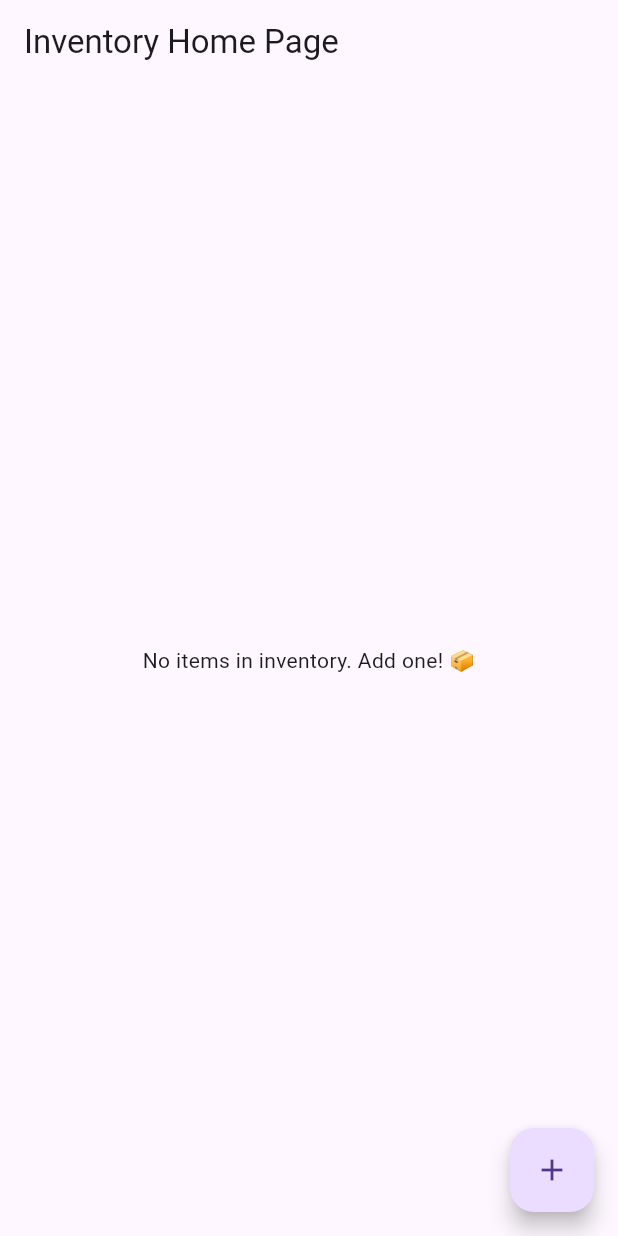
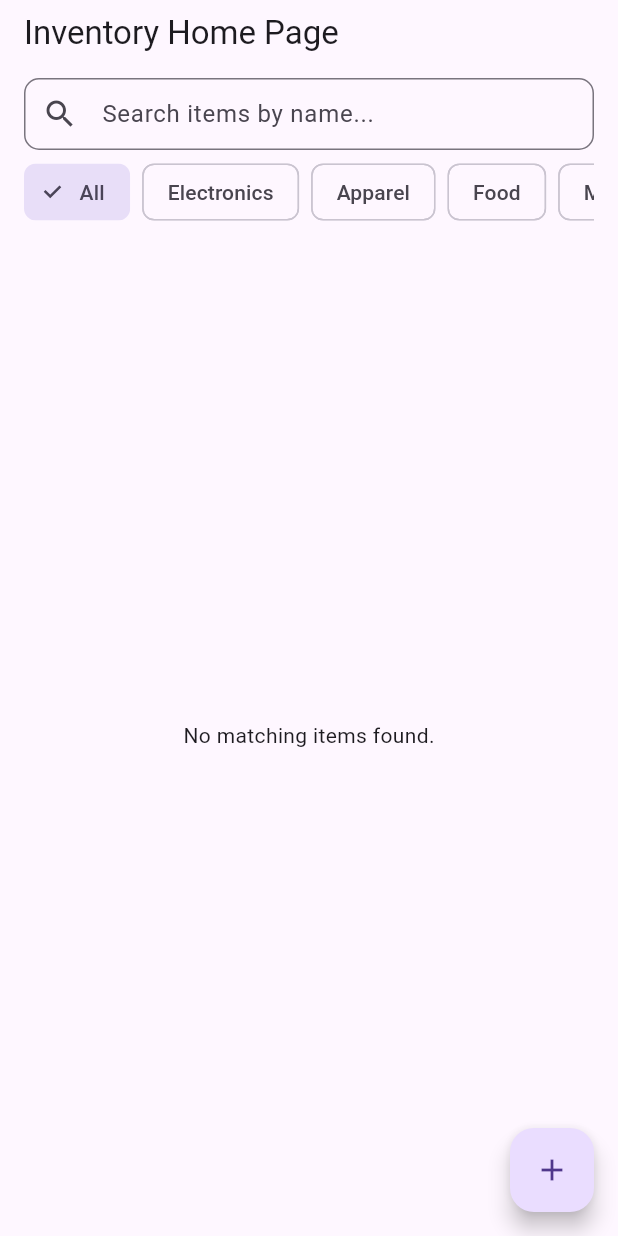
Before and after one commit to bplpriya/MAD-Inventory-Management-App-with-Firestore, a Flutter app: the screen it shows after launch, on a phone screen of 412 x 824 dp. Run offline on Flutter 3.47's test engine with Material 3 defaults, Android fonts, the phone set to English and light mode, and no system bars; our stand-ins replace cloud_firestore, firebase_core; accounts and stored records are empty.

Commit message:
Added filter and search screen, resolved errors with creating index

```diff
--- a/lib/screens/inventory_home_screen.dart
+++ b/lib/screens/inventory_home_screen.dart
@@ -7,13 +7,96 @@ import 'add_edit_item_screen.dart';
 
 final FirestoreService _firestoreService = FirestoreService();
 
-class InventoryHomePage extends StatelessWidget {
+class InventoryHomePage extends StatefulWidget {
+  @override
+  _InventoryHomePageState createState() => _InventoryHomePageState();
+}
+
+class _InventoryHomePageState extends State<InventoryHomePage> {
+  String? _searchTerm;
+  String? _categoryFilter = 'All'; // Default filter value
+  final TextEditingController _searchController = TextEditingController();
+
+  // Hardcoded categories for filter chips (you can fetch these dynamically later)
+  final List<String> _categories = ['All', 'Electronics', 'Apparel', 'Food', 'Misc'];
+
+  @override
+  void initState() {
+    super.initState();
+    // Listen to search field changes to trigger stream rebuild
+    _searchController.addListener(_onSearchChanged);
+  }
+
+  @override
+  void dispose() {
+    _searchController.removeListener(_onSearchChanged);
+    _searchController.dispose();
+    super.dispose();
+  }
+
+  void _onSearchChanged() {
+    setState(() {
+      _searchTerm = _searchController.text;
+    });
+  }
+
   @override
   Widget build(BuildContext context) {
     return Scaffold(
-      appBar: AppBar(title: Text('Inventory Home Page')),
+      appBar: AppBar(
+        title: Text('Inventory Home Page'),
+        bottom: PreferredSize(
+          preferredSize: Size.fromHeight(100.0),
+          child: Column(
+            children: [
+              // Search Bar
+              Padding(
+                padding: const EdgeInsets.symmetric(horizontal: 16.0, vertical: 8.0),
+                child: TextField(
+                  controller: _searchController,
+                  decoration: InputDecoration(
+                    hintText: 'Search items by name...',
+                    prefixIcon: Icon(Icons.search),
+                    border: OutlineInputBorder(borderRadius: BorderRadius.circular(10.0)),
+                    contentPadding: EdgeInsets.all(10.0),
+                  ),
+                ),
+              ),
+              // Filter Chips
+              Container(
+                height: 40,
+                padding: EdgeInsets.symmetric(horizontal: 16.0),
+                child: ListView.builder(
+                  scrollDirection: Axis.horizontal,
+                  itemCount: _categories.length,
+                  itemBuilder: (context, index) {
+                    final category = _categories[index];
+                    return Padding(
+                      padding: const EdgeInsets.only(right: 8.0),
+                      child: FilterChip(
+                        label: Text(category),
+                        selected: _categoryFilter == category,
+                        onSelected: (bool selected) {
+                          setState(() {
+                            _categoryFilter = selected ? category : 'All';
+                          });
+                        },
+                      ),
+                    );
+                  },
+                ),
+              ),
+              SizedBox(height: 8),
+            ],
+          ),
+        ),
+      ),
       body: StreamBuilder<List<Item>>(
-        stream: _firestoreService.getItemsStream(),
+        // PASS THE SEARCH TERM AND FILTER TO THE SERVICE
+        stream: _firestoreService.getItemsStream(
+          searchTerm: _searchTerm,
+          categoryFilter: _categoryFilter,
+        ),
         builder: (context, snapshot) {
           if (snapshot.hasError) {
             return Center(child: Text('Error: ${snapshot.error}'));
@@ -25,7 +108,7 @@ class InventoryHomePage extends StatelessWidget {
           final items = snapshot.data ?? [];
 
           if (items.isEmpty) {
-            return Center(child: Text('No items in inventory. Add one! 📦'));
+            return Center(child: Text('No matching items found.'));
           }
 
           return ListView.builder(
@@ -33,7 +116,7 @@ class InventoryHomePage extends StatelessWidget {
             itemBuilder: (context, index) {
               final item = items[index];
 
-              // Swipe-to-delete (DELETE operation)
+              // (Keep the existing Dismissible/ListTile code for display/edit/delete)
               return Dismissible(
                 key: Key(item.id!),
                 direction: DismissDirection.endToStart,
@@ -61,7 +144,6 @@ class InventoryHomePage extends StatelessWidget {
                     ],
                   ),
                   onTap: () {
-                    // Navigate to AddEditItemScreen for editing (UPDATE)
                     Navigator.push(
                       context,
                       MaterialPageRoute(
@@ -77,7 +159,6 @@ class InventoryHomePage extends StatelessWidget {
       ),
       floatingActionButton: FloatingActionButton(
         onPressed: () {
-          // Navigate to AddEditItemScreen for creating a new item (CREATE)
           Navigator.push(
             context,
             MaterialPageRoute(builder: (context) => AddEditItemScreen()),
```
Also changed, not shown: lib/services/firestore_service.dart (+67 -9 lines).
